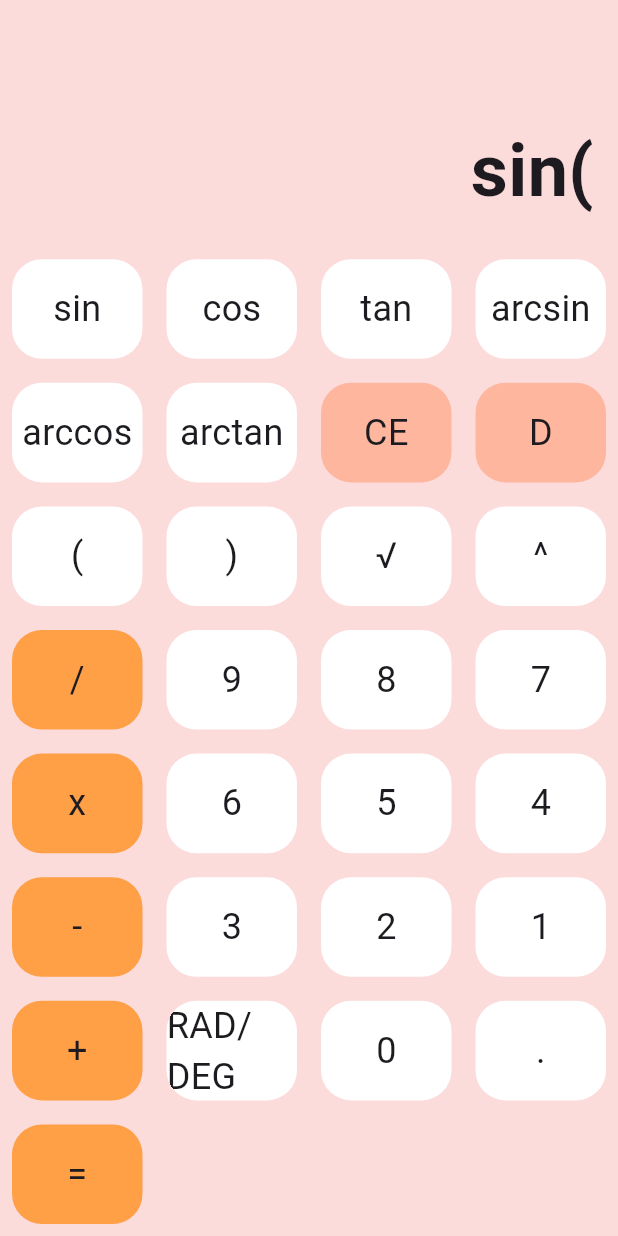
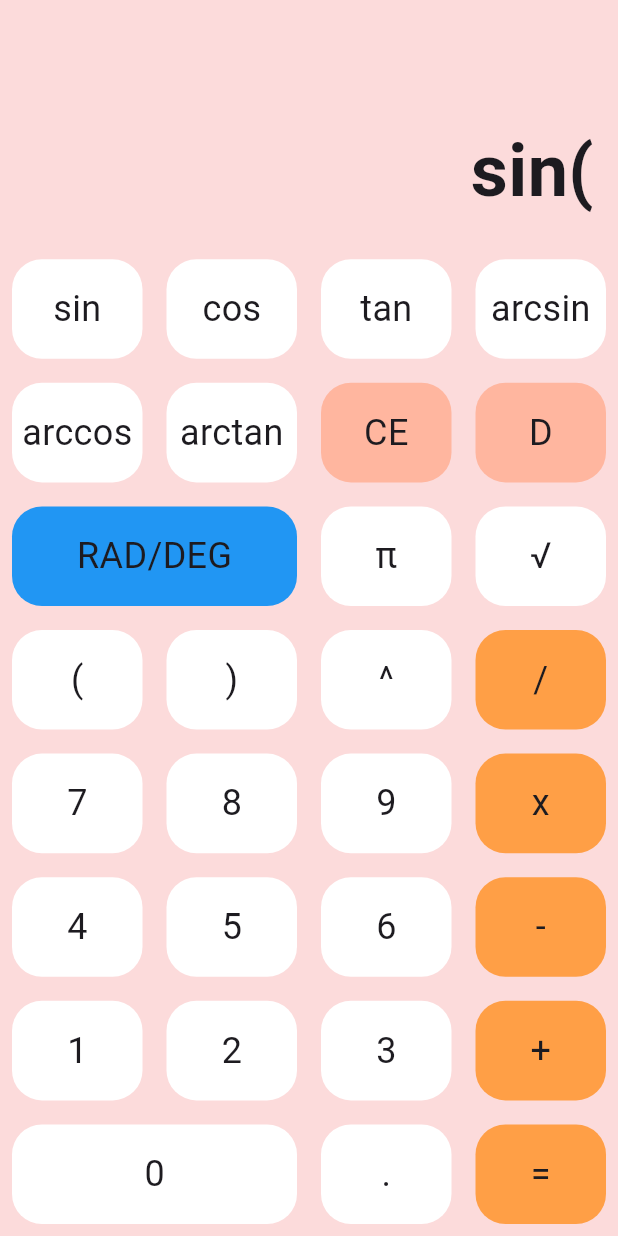
Before and after one commit to Moshkov123/calculator, a Flutter app: the screen it shows after launch, after a tap on "sin", on a phone screen of 412 x 824 dp. Run offline on Flutter 3.47's test engine with Material 3 defaults, Android fonts, the phone set to English and light mode, and no system bars; our stand-ins replace math_expressions.

Commit message:
финиш

```diff
--- a/lib/design/widgets/button_values.dart
+++ b/lib/design/widgets/button_values.dart
@@ -38,24 +38,25 @@ class CalculatorBean {
     arctan,
     clr,
     del,
+    toggleAngleUnit,
+    pi,
+    sqrt,
     openParenthesis,
     closeParenthesis,
-    sqrt,
     exponentiation,
     divide,
+    n7,
+    n8,
     n9,
-    n8,
-    n7,
     multiply,
+    n4,
+    n5,
     n6,
-    n5,
-    n4,
     subtract,
+    n1,
+    n2,
     n3,
-    n2,
-    n1,
     add,
-    toggleAngleUnit,
     n0,
     dot,
     calculate
--- a/lib/main.dart
+++ b/lib/main.dart
@@ -12,6 +12,7 @@ class MyApp extends StatelessWidget {
   @override
   Widget build(BuildContext context) {
     return MaterialApp(
+      debugShowCheckedModeBanner: false,
       title: 'Flutter Demo',
       theme: ThemeData(
         scaffoldBackgroundColor: const Color(0xffFCDBDB),
--- a/lib/pages/calculator_logic.dart
+++ b/lib/pages/calculator_logic.dart
@@ -1,17 +1,20 @@
 import 'dart:math';
-
+import 'package:flutter/material.dart';
 import 'package:math_expressions/math_expressions.dart';
 bool isRadians = false;
 void handleButtonAction(String value, String text, Function(String) setText){
-
+  if (text == "Error") {
+    setText(""); // Clear the "Error" message before processing the next button press
+    return;
+  }
   switch (value) {
     case "RAD/DEG":
       if (isRadians) {
         isRadians = !isRadians;
-
+        Colors.red;
       } else {
         isRadians = !isRadians;
-        setText(text.replaceAll("deg", "rad"));
+            Colors.blue;
       }
       break;
     case "CE":
@@ -27,17 +30,13 @@ void handleButtonAction(String value, String text, Function(String) setText){
       try {
         String result = evaluate(text);
         if (result.contains('°') && result.contains('\'')) {
-          // Если результат содержит градусы и минуты, выводим его как есть
           setText(result);
         } else {
-          // Если результат не содержит градусы и минуты, преобразуем его в число
           double numberResult = double.parse(result);
           String formattedResult = numberResult.toString();
           if (formattedResult.contains('.')) {
-            // Если есть точка, выводим цифры после нее
             setText(formattedResult);
           } else {
-            // Если нет точки, выводим столько знаков, сколько есть после запятой, но не больше 15
             int decimalPlaces = formattedResult.split('.')[1].length;
             decimalPlaces = min(decimalPlaces, 15);
             setText(numberResult.toStringAsFixed(decimalPlaces));
@@ -75,12 +74,12 @@ void handleButtonAction(String value, String text, Function(String) setText){
       if (text.isNotEmpty && isSymbol(value)) {
         if (isSymbol(text.substring(text.length - 1))) {
           setText(
-              text.substring(0, text.length - 1) + value); // Replace the symbol
+              text.substring(0, text.length - 1) + value);
         } else {
-          setText(text + value); // Add the value of the button to the text
+          setText(text + value);
         }
       } else {
-        setText(text + value); // Add the value of the button to the text
+        setText(text + value);
       }
   }
 }
@@ -90,27 +89,21 @@ bool isSymbol(String value) {
 }
 String evaluate(String expression) {
   expression = expression.replaceAll('x', '*');
+  expression = expression.replaceAll('pi', pi.toString());
 
   Parser p = Parser();
   Expression exp = p.parse(expression);
   ContextModel cm = ContextModel();
   double eval = exp.evaluate(EvaluationType.REAL, cm);
-
   if (isRadians) {
-    // Преобразуем радианы в градусы
     double degrees = eval * (180.0 / pi);
-    // Разделяем градусы на целое и дробное значение
     int deg = degrees.truncate();
     double minutesDouble = (degrees.abs() - deg.abs()) * 60.0;
-    // Разделяем минуты на целое и дробное значение
     int min = minutesDouble.truncate();
     double secondsDouble = (minutesDouble - min) * 60.0;
-
-    // Форматируем результат в виде строки с градусами, минутами и секундами
     String result = '${deg.toString()}° ${min.toString().padLeft(2, '0')}\' ${secondsDouble.toStringAsFixed(2)}\"';
     return result;
   } else {
-    // Если результат уже в градусах, просто возвращаем его
     return eval.toString();
   }
 }
--- a/lib/pages/calculator_page.dart
+++ b/lib/pages/calculator_page.dart
@@ -39,10 +39,10 @@ class _CalculatorState extends State<Calculator> {
             Wrap(
               children: CalculatorBean.buttonValues
                   .map((value) => SizedBox(
-                        width: value == "CE"
-                            ? screenSize.width / 4
+                        width: value == "RAD/DEG"
+                            ? screenSize.width / 2
                             : value == "0"
-                                ? screenSize.width / 4
+                                ? screenSize.width / 2
                                 : screenSize.width / 4,
                         height: screenSize.width / 5,
                         child: buildButton(value),
@@ -59,7 +59,7 @@ class _CalculatorState extends State<Calculator> {
       padding: const EdgeInsets.all(8.0),
       child: Material(
         clipBehavior: Clip.hardEdge,
-        color: getBtnColor(value),
+        color: getBtnColor(value), // call the function here
         shape: RoundedRectangleBorder(
           side: const BorderSide(color: Colors.transparent),
           borderRadius: BorderRadius.circular(20),
@@ -83,6 +83,9 @@ class _CalculatorState extends State<Calculator> {
     );
   }
   Color getBtnColor(value) {
+    if (value == "RAD/DEG") {
+      return isRadians ? Colors.red : Colors.blue;
+    }
     return [CalculatorBean.del, CalculatorBean.clr].contains(value)
         ? const Color(0xffFFB69F)
         : [
```
